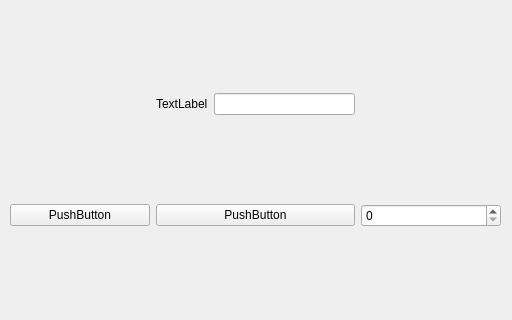
First picture: the form in game/GameMenuView.ui, repository FelipeVV/cobra-jones, before the edit.
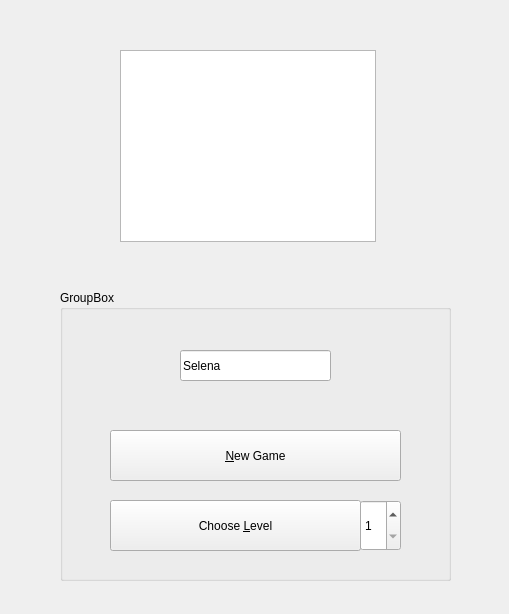
Second picture: the form after the edit.

Commit message: added function in game.cpp that reads from a list containinng all the levels that will be loaded

```diff
--- a/game/GameMenuView.ui
+++ b/game/GameMenuView.ui
@@ -12,125 +12,102 @@
    <rect>
     <x>0</x>
     <y>0</y>
-    <width>512</width>
-    <height>320</height>
+    <width>509</width>
+    <height>614</height>
    </rect>
   </property>
   <property name="windowTitle">
    <string>Form</string>
   </property>
-  <widget class="QWidget" name="gridLayoutWidget">
+  <widget class="QGroupBox" name="groupBox">
    <property name="geometry">
     <rect>
-     <x>10</x>
-     <y>10</y>
-     <width>491</width>
-     <height>301</height>
+     <x>60</x>
+     <y>290</y>
+     <width>391</width>
+     <height>291</height>
     </rect>
    </property>
-   <layout class="QGridLayout" name="gridLayout">
-    <item row="2" column="1">
-     <spacer name="verticalSpacer_3">
-      <property name="orientation">
-       <enum>Qt::Vertical</enum>
-      </property>
-      <property name="sizeType">
-       <enum>QSizePolicy::Fixed</enum>
-      </property>
-      <property name="sizeHint" stdset="0">
-       <size>
-        <width>20</width>
-        <height>40</height>
-       </size>
-      </property>
-     </spacer>
-    </item>
-    <item row="4" column="1">
-     <spacer name="verticalSpacer_2">
-      <property name="orientation">
-       <enum>Qt::Vertical</enum>
-      </property>
-      <property name="sizeType">
-       <enum>QSizePolicy::Fixed</enum>
-      </property>
-      <property name="sizeHint" stdset="0">
-       <size>
-        <width>20</width>
-        <height>40</height>
-       </size>
-      </property>
-     </spacer>
-    </item>
-    <item row="0" column="2">
-     <spacer name="verticalSpacer">
-      <property name="orientation">
-       <enum>Qt::Vertical</enum>
-      </property>
-      <property name="sizeType">
-       <enum>QSizePolicy::Fixed</enum>
-      </property>
-      <property name="sizeHint" stdset="0">
-       <size>
-        <width>20</width>
-        <height>40</height>
-       </size>
-      </property>
-     </spacer>
-    </item>
-    <item row="3" column="3">
-     <widget class="QSpinBox" name="spinBox"/>
-    </item>
-    <item row="1" column="1">
-     <widget class="QLabel" name="label_2">
-      <property name="text">
-       <string>TextLabel</string>
-      </property>
-     </widget>
-    </item>
-    <item row="1" column="3">
-     <spacer name="horizontalSpacer_4">
-      <property name="orientation">
-       <enum>Qt::Horizontal</enum>
-      </property>
-      <property name="sizeHint" stdset="0">
-       <size>
-        <width>40</width>
-        <height>20</height>
-       </size>
-      </property>
-     </spacer>
-    </item>
-    <item row="1" column="2">
-     <widget class="QLineEdit" name="lineEdit_2"/>
-    </item>
-    <item row="1" column="0">
-     <spacer name="horizontalSpacer_3">
-      <property name="orientation">
-       <enum>Qt::Horizontal</enum>
-      </property>
-      <property name="sizeHint" stdset="0">
-       <size>
-        <width>40</width>
-        <height>20</height>
-       </size>
-      </property>
-     </spacer>
-    </item>
-    <item row="3" column="1" colspan="2">
-     <widget class="QPushButton" name="pushButton">
-      <property name="text">
-       <string>PushButton</string>
-      </property>
-     </widget>
-    </item>
-    <item row="3" column="0">
-     <widget class="QPushButton" name="pushButton_2">
-      <property name="text">
-       <string>PushButton</string>
-      </property>
-     </widget>
-    </item>
-   </layout>
+   <property name="title">
+    <string>GroupBox</string>
+   </property>
+   <widget class="QSpinBox" name="spinBox">
+    <property name="geometry">
+     <rect>
+      <x>300</x>
+      <y>210</y>
+      <width>41</width>
+      <height>51</height>
+     </rect>
+    </property>
+    <property name="cursor">
+     <cursorShape>PointingHandCursor</cursorShape>
+    </property>
+    <property name="minimum">
+     <number>1</number>
+    </property>
+    <property name="maximum">
+     <number>8</number>
+    </property>
+   </widget>
+   <widget class="QPushButton" name="pushButton_2">
+    <property name="geometry">
+     <rect>
+      <x>50</x>
+      <y>140</y>
+      <width>291</width>
+      <height>51</height>
+     </rect>
+    </property>
+    <property name="cursor">
+     <cursorShape>PointingHandCursor</cursorShape>
+    </property>
+    <property name="text">
+     <string>&amp;New Game</string>
+    </property>
+   </widget>
+   <widget class="QPushButton" name="pushButton">
+    <property name="geometry">
+     <rect>
+      <x>50</x>
+      <y>210</y>
+      <width>251</width>
+      <height>51</height>
+     </rect>
+    </property>
+    <property name="cursor">
+     <cursorShape>PointingHandCursor</cursorShape>
+    </property>
+    <property name="text">
+     <string>Choose &amp;Level</string>
+    </property>
+   </widget>
+   <widget class="QLineEdit" name="lineEdit">
+    <property name="geometry">
+     <rect>
+      <x>120</x>
+      <y>60</y>
+      <width>151</width>
+      <height>31</height>
+     </rect>
+    </property>
+    <property name="text">
+     <string>Selena</string>
+    </property>
+   </widget>
+  </widget>
+  <widget class="QGraphicsView" name="graphicsView">
+   <property name="geometry">
+    <rect>
+     <x>120</x>
+     <y>50</y>
+     <width>256</width>
+     <height>192</height>
+    </rect>
+   </property>
+   <property name="cursor" stdset="0">
+    <cursorShape>CrossCursor</cursorShape>
+   </property>
   </widget>
  </widget>
  <resources/>
```
The commit also changes 65 other files.
